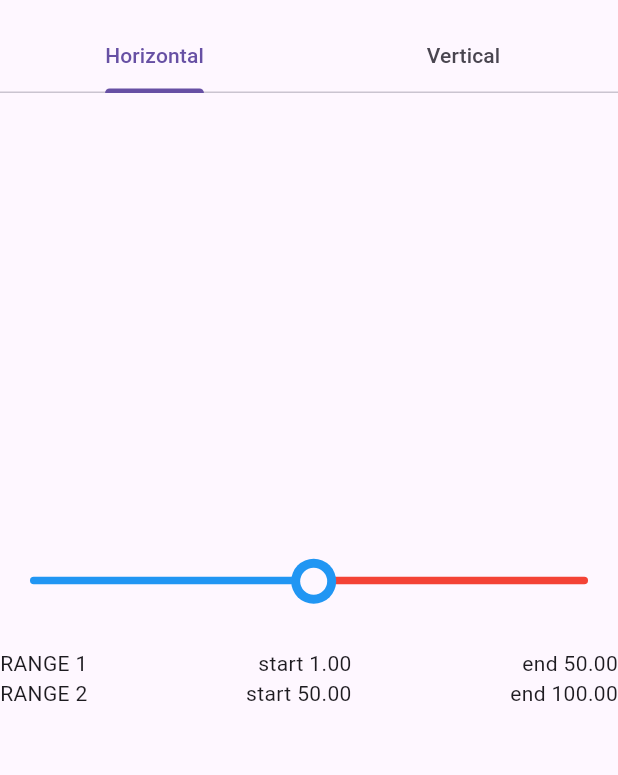
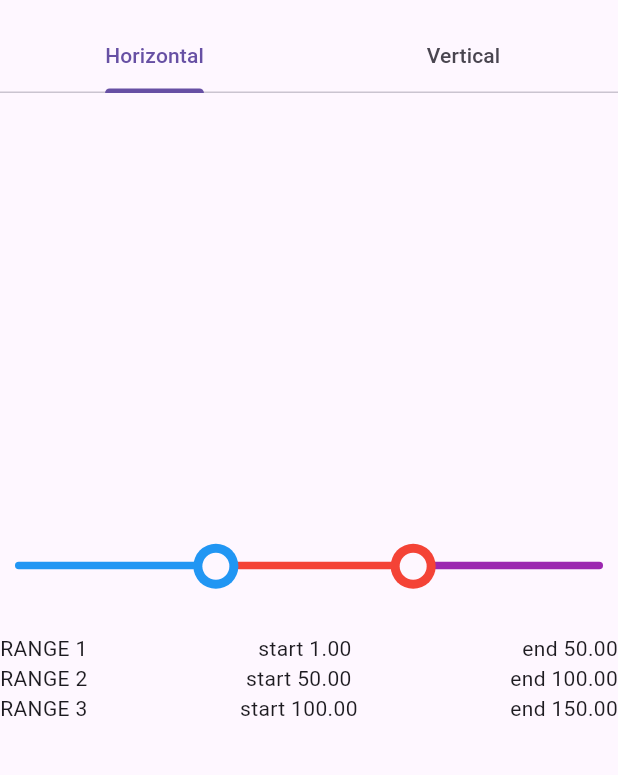
Before and after one commit to SalemZakkar/RangeIndicator, a Flutter app: the screen it shows after launch, on a phone screen of 412 x 824 dp, the part 63-838 px from its top. Run offline on Flutter 3.47's test engine with Material 3 defaults, Android fonts, the phone set to English and light mode, and no system bars.

Commit message:
initial commit

```diff
--- a/example/lib/main_screen.dart
+++ b/example/lib/main_screen.dart
@@ -56,28 +56,23 @@ class HorizontalScreen extends StatefulWidget {
   State<HorizontalScreen> createState() => _HorizontalScreenState();
 }
 
-class _HorizontalScreenState extends State<HorizontalScreen> {
+class _HorizontalScreenState extends State<HorizontalScreen> with AutomaticKeepAliveClientMixin {
   List<Range> ranges = [];
 
   @override
-  void initState() {
-    super.initState();
-  }
-
-  @override
   Widget build(BuildContext context) {
+    super.build(context);
     return Column(
       mainAxisAlignment: MainAxisAlignment.center,
       children: [
-        Padding(
-          padding: const EdgeInsets.only(left: 10, right: 10),
-          child: RangeIndicator(
+        RangeIndicator(
           axis: Axis.horizontal,
           thumbRadius: 30,
           railWidth: 5,
           ranges: [
             RangeInfo(end: 50, color: Colors.blue),
             RangeInfo(end: 100, color: Colors.red),
+            RangeInfo(end: 150, color: Colors.purple),
           ],
           min: 1,
           onChanged: (List<Range> value) {
@@ -87,7 +82,6 @@ class _HorizontalScreenState extends State<HorizontalScreen> {
             });
           },
         ),
-        ),
         const SizedBox(
           height: 30,
         ),
@@ -95,6 +89,10 @@ class _HorizontalScreenState extends State<HorizontalScreen> {
       ],
     );
   }
+
+  @override
+  // TODO: implement wantKeepAlive
+  bool get wantKeepAlive => true;
 }
 
 class VerticalScreen extends StatefulWidget {
@@ -104,11 +102,12 @@ class VerticalScreen extends StatefulWidget {
   State<VerticalScreen> createState() => _VerticalScreenState();
 }
 
-class _VerticalScreenState extends State<VerticalScreen> {
+class _VerticalScreenState extends State<VerticalScreen> with AutomaticKeepAliveClientMixin{
   List<Range> ranges = [];
 
   @override
   Widget build(BuildContext context) {
+    super.build(context);
     return Row(
       mainAxisAlignment: MainAxisAlignment.center,
       children: [
@@ -116,11 +115,12 @@ class _VerticalScreenState extends State<VerticalScreen> {
           padding: const EdgeInsets.symmetric(horizontal: 20),
           child: RangeIndicator(
             axis: Axis.vertical,
-            thumbRadius: 20,
+            thumbRadius: 30,
             railWidth: 7,
             ranges: [
               RangeInfo(end: 50, color: Colors.blue),
               RangeInfo(end: 100, color: Colors.red),
+              RangeInfo(end: 150, color: Colors.purple),
             ],
             min: 1,
             onChanged: (List<Range> value) {
@@ -139,6 +139,10 @@ class _VerticalScreenState extends State<VerticalScreen> {
       ],
     );
   }
+
+  @override
+  // TODO: implement wantKeepAlive
+  bool get wantKeepAlive => true;
 }
 
 class ViewAsText extends StatelessWidget {
```
Lines whose indentation alone changed are shown as unchanged.
